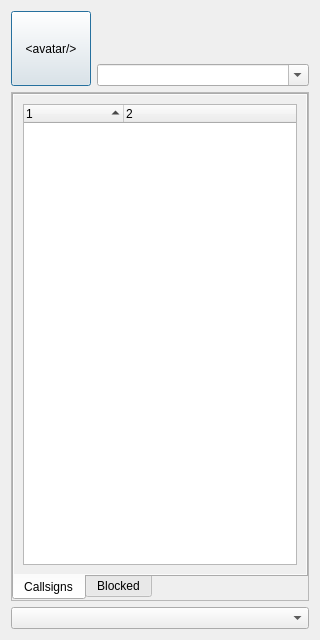
The window that src/ui/xmpp/gkxmpprosterdialog.ui (GekkoFyre/small-world-deluxe) describes before a commit, drawn with Qt 5.
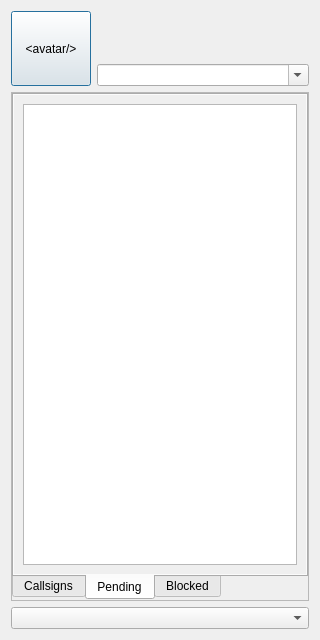
The same window after the commit. The open tabs and pages were chosen to show the change.

Patch:
```diff
--- a/src/ui/xmpp/gkxmpprosterdialog.ui
+++ b/src/ui/xmpp/gkxmpprosterdialog.ui
@@ -259,38 +259,82 @@
                   <rect>
                    <x>0</x>
                    <y>0</y>
-                   <width>292</width>
-                   <height>485</height>
+                   <width>290</width>
+                   <height>477</height>
                   </rect>
                  </property>
                  <layout class="QVBoxLayout" name="verticalLayout_5">
                   <item>
-                   <widget class="QTreeWidget" name="treeWidget_callsigns_groups">
+                   <widget class="QTreeView" name="treeView_callsigns_groups">
                     <property name="contextMenuPolicy">
                      <enum>Qt::CustomContextMenu</enum>
                     </property>
-                    <property name="verticalScrollBarPolicy">
-                     <enum>Qt::ScrollBarAlwaysOff</enum>
+                    <property name="wordWrap">
+                     <bool>true</bool>
                     </property>
-                    <property name="sortingEnabled">
+                    <property name="headerHidden">
                      <bool>true</bool>
                     </property>
+                   </widget>
+                  </item>
+                 </layout>
+                </widget>
+               </widget>
+              </item>
+             </layout>
+            </widget>
+            <widget class="QWidget" name="tab_pending">
+             <attribute name="title">
+              <string>Pending</string>
+             </attribute>
+             <layout class="QVBoxLayout" name="verticalLayout_18">
+              <property name="leftMargin">
+               <number>0</number>
+              </property>
+              <property name="topMargin">
+               <number>0</number>
+              </property>
+              <property name="rightMargin">
+               <number>0</number>
+              </property>
+              <property name="bottomMargin">
+               <number>0</number>
+              </property>
+              <item>
+               <widget class="QScrollArea" name="scrollArea_callsigns_pending">
+                <property name="frameShape">
+                 <enum>QFrame::NoFrame</enum>
+                </property>
+                <property name="frameShadow">
+                 <enum>QFrame::Plain</enum>
+                </property>
+                <property name="horizontalScrollBarPolicy">
+                 <enum>Qt::ScrollBarAlwaysOff</enum>
+                </property>
+                <property name="widgetResizable">
+                 <bool>true</bool>
+                </property>
+                <widget class="QWidget" name="scrollAreaWidgetContents_callsigns_pending">
+                 <property name="geometry">
+                  <rect>
+                   <x>0</x>
+                   <y>0</y>
+                   <width>290</width>
+                   <height>477</height>
+                  </rect>
+                 </property>
+                 <layout class="QVBoxLayout" name="verticalLayout_19">
+                  <item>
+                   <widget class="QTreeView" name="treeView_callsigns_pending">
+                    <property name="contextMenuPolicy">
+                     <enum>Qt::CustomContextMenu</enum>
+                    </property>
                     <property name="wordWrap">
                      <bool>true</bool>
                     </property>
-                    <property name="columnCount">
-                     <number>2</number>
+                    <property name="headerHidden">
+                     <bool>true</bool>
                     </property>
-                    <column>
-                     <property name="text">
-                      <string notr="true">1</string>
-                     </property>
-                    </column>
-                    <column>
-                     <property name="text">
-                      <string notr="true">2</string>
-                     </property>
-                    </column>
                    </widget>
                   </item>
                  </layout>
```
Left out of the diff: 21 changed lines with no effect on the pictures.
